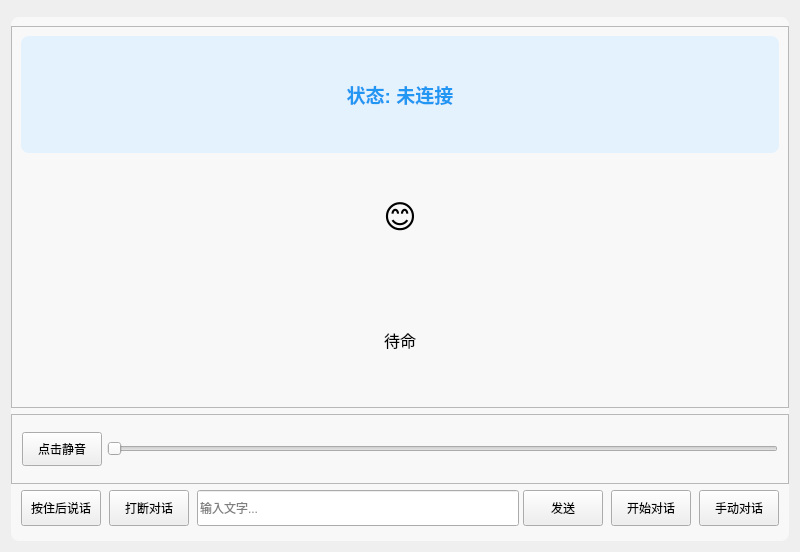
alfred888/py-xiaozhi, file src/display/gui_display.ui: the form before one commit.
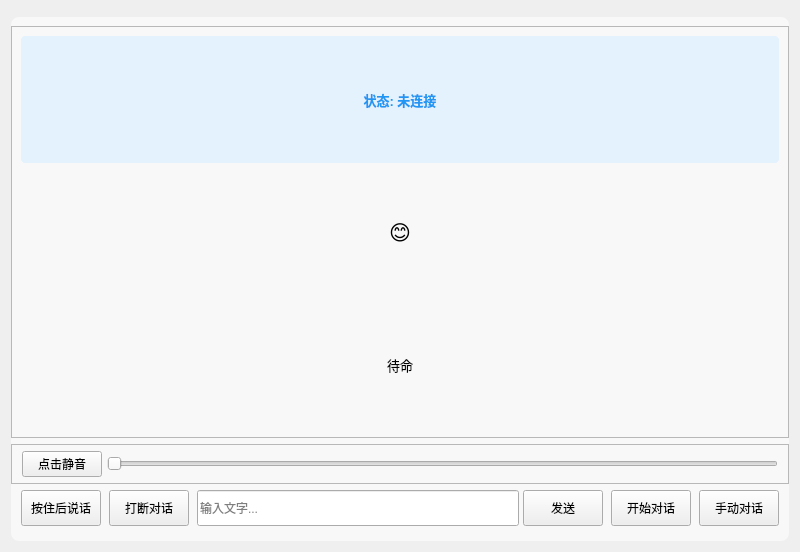
The form after the commit.

Commit message: 调整UI尺寸和默认开启唤醒词

The edit to the form file:
```diff
--- a/src/display/gui_display.ui
+++ b/src/display/gui_display.ui
@@ -7,7 +7,7 @@
     <x>0</x>
     <y>0</y>
     <width>800</width>
-    <height>300</height>
+    <height>518</height>
    </rect>
   </property>
   <property name="windowTitle">
@@ -97,16 +97,16 @@
             <property name="font">
              <font>
               <family>Microsoft YaHei UI</family>
-              <pointsize>14</pointsize>
+              <pointsize>10</pointsize>
               <weight>75</weight>
               <bold>true</bold>
              </font>
             </property>
             <property name="styleSheet">
              <string notr="true">color: #2196F3;
-                     padding: 10px;
+                     padding: 5px;
                      background-color: #E3F2FD;
-                     border-radius: 8px;</string>
+                     border-radius: 4px;</string>
             </property>
             <property name="text">
              <string>状态: 未连接</string>
@@ -120,11 +120,11 @@
            <widget class="QLabel" name="emotion_label">
             <property name="font">
              <font>
-              <pointsize>24</pointsize>
+              <pointsize>16</pointsize>
              </font>
             </property>
             <property name="styleSheet">
-             <string>margin: 15px;</string>
+             <string>margin: 5px;</string>
             </property>
             <property name="text">
              <string>😊</string>
@@ -138,7 +138,7 @@
            <widget class="QLabel" name="tts_text_label">
             <property name="font">
              <font>
-              <pointsize>12</pointsize>
+              <pointsize>10</pointsize>
              </font>
             </property>
             <property name="styleSheet">
@@ -163,13 +163,13 @@
          <property name="minimumSize">
           <size>
            <width>0</width>
-           <height>70</height>
+           <height>40</height>
           </size>
          </property>
          <property name="maximumSize">
           <size>
            <width>16777215</width>
-           <height>72</height>
+           <height>42</height>
           </size>
          </property>
          <property name="frameShape">
@@ -216,8 +216,8 @@
               <widget class="QPushButton" name="mute">
                <property name="minimumSize">
                 <size>
-                 <width>72</width>
-                 <height>34</height>
+                 <width>50</width>
+                 <height>24</height>
                 </size>
                </property>
                <property name="text">
```
The commit also changes 1 other file.
